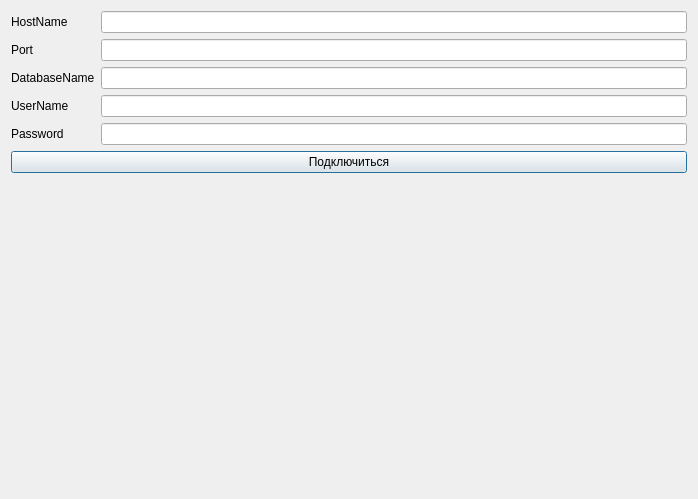
First picture: the form in tmp.ui, repository Parenbz/Icebox, before the edit.
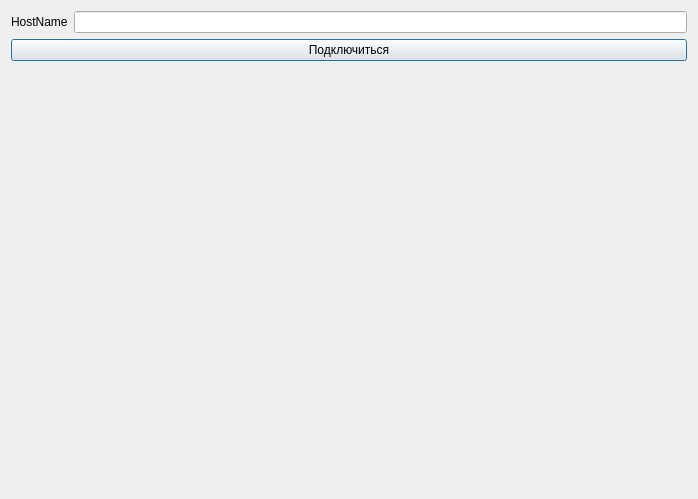
Second picture: the form after the edit.

What changed in the file:
```diff
--- a/tmp.ui
+++ b/tmp.ui
@@ -24,47 +24,7 @@
    <item row="0" column="1">
     <widget class="QLineEdit" name="hostNameEdit"/>
    </item>
-   <item row="1" column="0">
-    <widget class="QLabel" name="label_2">
-     <property name="text">
-      <string>Port</string>
-     </property>
-    </widget>
-   </item>
-   <item row="1" column="1">
-    <widget class="QLineEdit" name="portEdit"/>
-   </item>
-   <item row="2" column="0">
-    <widget class="QLabel" name="label_3">
-     <property name="text">
-      <string>DatabaseName</string>
-     </property>
-    </widget>
-   </item>
-   <item row="2" column="1">
-    <widget class="QLineEdit" name="databaseNameEdit"/>
-   </item>
-   <item row="3" column="0">
-    <widget class="QLabel" name="label_4">
-     <property name="text">
-      <string>UserName</string>
-     </property>
-    </widget>
-   </item>
-   <item row="3" column="1">
-    <widget class="QLineEdit" name="userNameEdit"/>
-   </item>
-   <item row="4" column="0">
-    <widget class="QLabel" name="label_5">
-     <property name="text">
-      <string>Password</string>
-     </property>
-    </widget>
-   </item>
-   <item row="4" column="1">
-    <widget class="QLineEdit" name="passwordEdit"/>
-   </item>
-   <item row="5" column="0" colspan="2">
+   <item row="1" column="0" colspan="2">
     <widget class="QPushButton" name="connectDBButton">
      <property name="text">
       <string>Подключиться</string>
```
